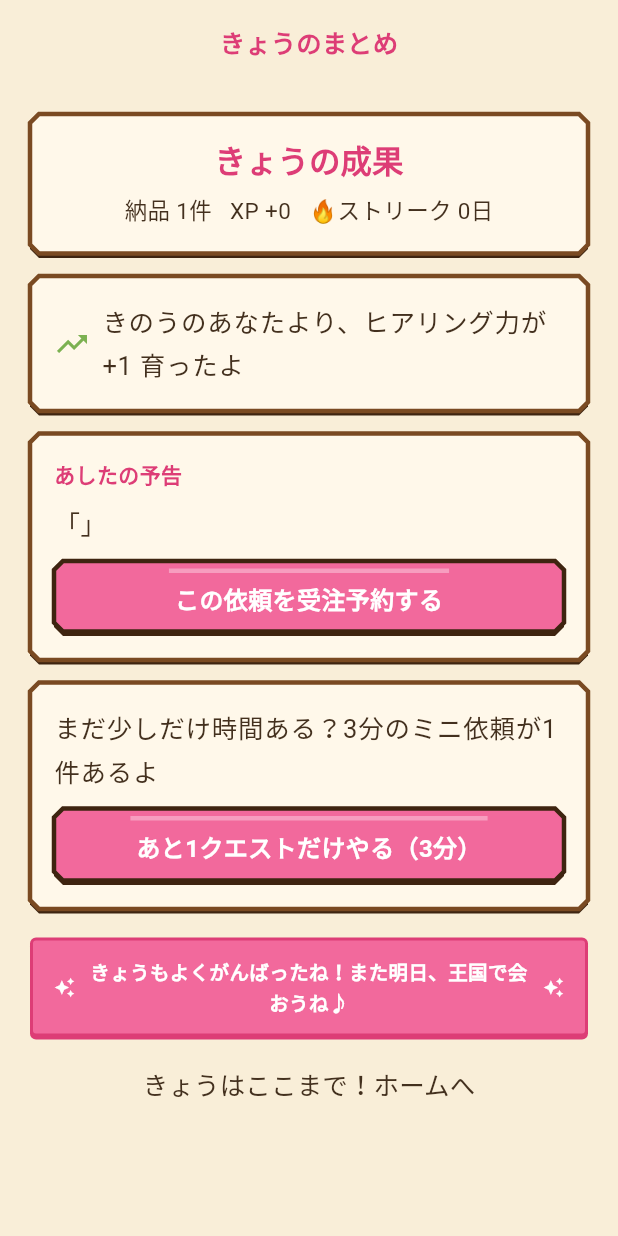
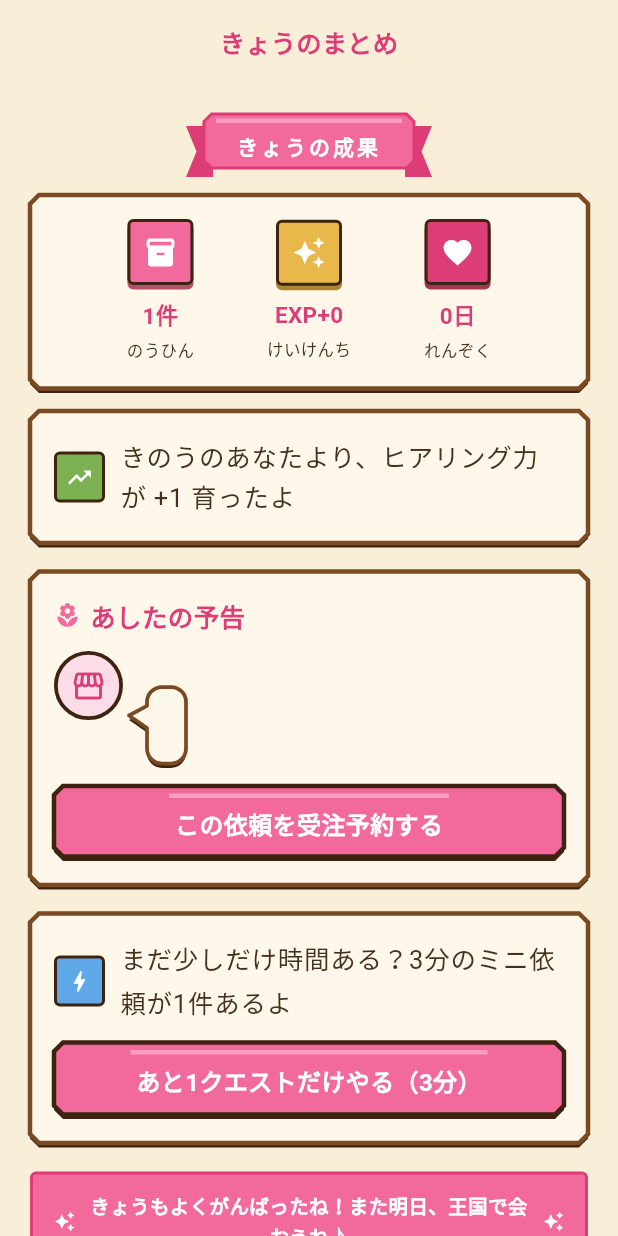
Before and after one commit to chaitianm-creator/mnp, a Flutter app: the _SessionEndView screen opened directly with empty values, on a phone screen of 412 x 824 dp. Run offline on Flutter 3.47's test engine with Material 3 defaults, Android fonts, the phone set to English and light mode, and no system bars; our stand-ins replace cloud_firestore, cloud_functions, firebase_auth, firebase_core, firebase_storage, flutter_riverpod and 4 more; accounts and stored records are empty; Roboto replaces fonts that are missing (Zen Maru Gothic).

Commit message:
「きょうのまとめ」をゲームのリザルト画面様式に改修
- きょうの成果: リボン + 3つのステータスタイル(のうひん/けいけんち/れんぞく)
- 成長比較・あと1クエストにアイコンタイルを追加
- あしたの予告: ❀見出し + 依頼主の吹き出しで次回予告を演出
- 納品演出の絵文字をフォント内の★に置き換え(豆腐表示の防止)

```diff
--- a/app/lib/features/quest/presentation/pages/quest_play_page.dart
+++ b/app/lib/features/quest/presentation/pages/quest_play_page.dart
@@ -447,8 +447,8 @@ class _DeliveredFlowState extends ConsumerState<_DeliveredFlow> {
           lines: [
             '${widget.state.quest.residentName}「ありがとう！すごく助かったよ！」',
             'XP +${o.reward.xp}   コイン +${o.reward.coins}',
-            if (o.levelUpTo != null) '🎉 レベル ${o.levelUpTo} になった！',
-            if (o.droppedKey) '🗝 宝箱の鍵を拾った！',
+            if (o.levelUpTo != null) '★ レベル ${o.levelUpTo} になった！',
+            if (o.droppedKey) '★ 宝箱のカギを拾った！',
           ],
           onDone: () => setState(() => _celebrationDone = true),
         ),
@@ -482,22 +482,45 @@ class _SessionEndView extends ConsumerWidget {
           title: const Text('きょうのまとめ'), automaticallyImplyLeading: false),
       body: SafeArea(
         child: ListView(padding: const EdgeInsets.all(20), children: [
-          // ① 今日の成果
+          // ① 今日の成果(レベルアップ・演出素材様式: リボン + ステータスタイル)
+          Center(child: KdRibbonBanner('きょうの成果', fontSize: 14)),
+          const SizedBox(height: 12),
           KdParchmentCard(
-            child: Column(children: [
-              Text('きょうの成果',
-                  style: Theme.of(context).textTheme.headlineSmall),
-              const SizedBox(height: 8),
-              Text('納品 1件   XP +${o.reward.xp}   🔥ストリーク ${o.streak}日',
-                  style: KdTheme.dot(size: 15, color: KdColors.ink900)),
-            ]),
+            child: Row(mainAxisAlignment: MainAxisAlignment.spaceEvenly,
+                children: [
+                  const _ResultTile(
+                      icon: Icons.inventory,
+                      color: KdColors.pink500,
+                      label: 'のうひん',
+                      value: '1件'),
+                  _ResultTile(
+                      icon: Icons.auto_awesome,
+                      color: KdColors.gold500,
+                      label: 'けいけんち',
+                      value: 'EXP+${o.reward.xp}'),
+                  _ResultTile(
+                      icon: Icons.favorite,
+                      color: KdColors.pink700,
+                      label: 'れんぞく',
+                      value: '${o.streak}日'),
+                ]),
           ),
           const SizedBox(height: 12),
           // ② 昨日の自分との比較(DEMO: 固定文。本番は daily_log 差分)
           KdParchmentCard(
             child: Row(children: [
-              const Icon(Icons.trending_up, color: KdColors.grass500),
-              const SizedBox(width: 8),
+              Container(
+                width: 34,
+                height: 34,
+                decoration: BoxDecoration(
+                  color: KdColors.grass500,
+                  borderRadius: BorderRadius.circular(4),
+                  border: Border.all(color: KdColors.wood900, width: 2),
+                ),
+                child: const Icon(Icons.trending_up,
+                    color: Colors.white, size: 18),
+              ),
+              const SizedBox(width: 10),
               Expanded(
                 child: Text('きのうのあなたより、ヒアリング力が +1 育ったよ',
                     style: Theme.of(context).textTheme.bodyLarge),
@@ -506,16 +529,14 @@ class _SessionEndView extends ConsumerWidget {
           ),
           // ③ 明日の予告 + 受注予約(ツァイガルニク + 一貫性の原理)
           if (teaser != null) ...[
-            const SizedBox(height: 12),
+            const SizedBox(height: 16),
             KdParchmentCard(
               child:
                   Column(crossAxisAlignment: CrossAxisAlignment.start, children: [
-                const Text('あしたの予告',
-                    style: TextStyle(
-                        fontWeight: FontWeight.w700, color: KdColors.pink700)),
-                const SizedBox(height: 8),
-                Text('${state.quest.residentName}「$teaser」',
-                    style: Theme.of(context).textTheme.bodyLarge),
+                const KdSectionHeader('あしたの予告'),
+                const SizedBox(height: 10),
+                KdDialogueBubble(
+                    speaker: state.quest.residentName, text: teaser),
                 const SizedBox(height: 12),
                 reserved
                     ? Row(children: [
@@ -536,11 +557,27 @@ class _SessionEndView extends ConsumerWidget {
           ],
           // ④ あと1クエスト(1回のみ。2回目は「ボタン自体を表示しない」= Phase 4 §3)
           if (canOneMore) ...[
-            const SizedBox(height: 12),
+            const SizedBox(height: 16),
             KdParchmentCard(
               child: Column(children: [
-                Text('まだ少しだけ時間ある？3分のミニ依頼が1件あるよ',
-                    style: Theme.of(context).textTheme.bodyLarge),
+                Row(children: [
+                  Container(
+                    width: 34,
+                    height: 34,
+                    decoration: BoxDecoration(
+                      color: KdColors.ocean500,
+                      borderRadius: BorderRadius.circular(4),
+                      border: Border.all(color: KdColors.wood900, width: 2),
+                    ),
+                    child:
+                        const Icon(Icons.bolt, color: Colors.white, size: 18),
+                  ),
+                  const SizedBox(width: 10),
+                  Expanded(
+                    child: Text('まだ少しだけ時間ある？3分のミニ依頼が1件あるよ',
+                        style: Theme.of(context).textTheme.bodyLarge),
+                  ),
+                ]),
                 const SizedBox(height: 12),
                 KdPrimaryButton(
                   label: 'あと1クエストだけやる（3分）',
@@ -565,3 +602,44 @@ class _SessionEndView extends ConsumerWidget {
     );
   }
 }
+
+/// きょうの成果のステータスタイル(アイコンタイル + 数値 + ラベル)。
+class _ResultTile extends StatelessWidget {
+  const _ResultTile({
+    required this.icon,
+    required this.color,
+    required this.label,
+    required this.value,
+  });
+  final IconData icon;
+  final Color color;
+  final String label;
+  final String value;
+
+  @override
+  Widget build(BuildContext context) {
+    return Column(mainAxisSize: MainAxisSize.min, children: [
+      Container(
+        width: 44,
+        height: 44,
+        decoration: BoxDecoration(
+          color: color,
+          borderRadius: BorderRadius.circular(4),
+          border: Border.all(color: KdColors.wood900, width: 2),
+          boxShadow: [
+            BoxShadow(
+                color: Color.lerp(color, KdColors.wood900, 0.35)!,
+                offset: const Offset(0, 3)),
+          ],
+        ),
+        child: Icon(icon, color: Colors.white, size: 22),
+      ),
+      const SizedBox(height: 8),
+      Text(value,
+          style: KdTheme.dot(size: 15, color: KdColors.heading)
+              .copyWith(fontWeight: FontWeight.w700)),
+      const SizedBox(height: 2),
+      Text(label, style: KdTheme.dot(size: 11, color: KdColors.ink900)),
+    ]);
+  }
+}
```
